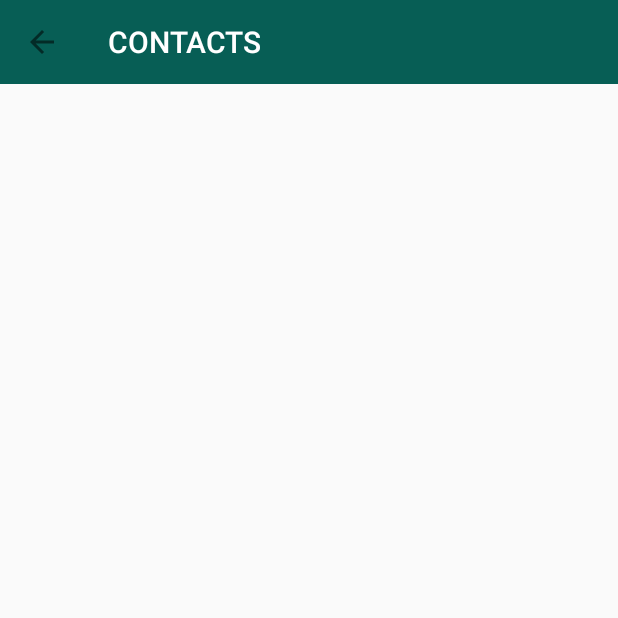
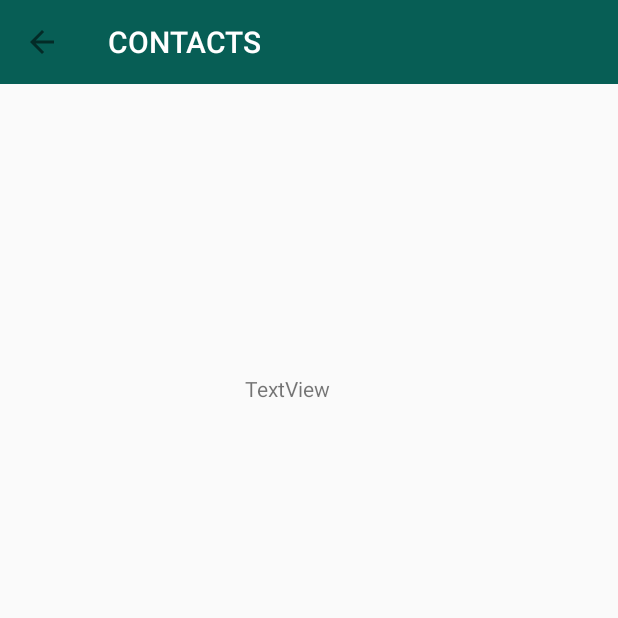
Before and after one commit to satyamsheel/Connector, an Android app: the screen it shows after launch once a user with an empty profile is signed in (contacts), after a tap on an icon or button, on a phone screen of 412 x 824 dp, the top half of it. Run offline under Robolectric (Android 15) with nearby library versions, the phone set to English and light mode, and no system bars; our stand-ins replace Firebase (no records; nobody signed in at launch, a user with empty details on screens opened directly); 1 statement that could not run was skipped.

Commit message:
Retrive contact

```diff
--- a/app/src/main/AndroidManifest.xml
+++ b/app/src/main/AndroidManifest.xml
@@ -5,6 +5,8 @@
     <uses-permission android:name="android.permission.INTERNET" />
     <uses-permission android:name="android.permission.READ_EXTERNAL_STORAGE" />
     <uses-permission android:name="android.permission.WRITE_EXTERNAL_STORAGE" />
+    <uses-permission android:name="android.permission.READ_CONTACTS" />
+
 
     <application
         android:allowBackup="true"
--- a/app/src/main/java/com/connectors/connector/contacts.java
+++ b/app/src/main/java/com/connectors/connector/contacts.java
@@ -3,15 +3,16 @@ package com.connectors.connector;
 import androidx.appcompat.app.AppCompatActivity;
 import androidx.appcompat.widget.Toolbar;
 
-import android.graphics.PorterDuff;
-import android.graphics.drawable.Drawable;
+import android.content.ContentResolver;
+import android.database.Cursor;
 import android.os.Bundle;
+import android.provider.ContactsContract;
 import android.view.MenuItem;
-import android.view.View;
-
+import android.widget.TextView;
 
 public class contacts extends AppCompatActivity {
     Toolbar toolbar;
+    TextView textView;
 
     @Override
     protected void onCreate(Bundle savedInstanceState) {
@@ -21,9 +22,41 @@ public class contacts extends AppCompatActivity {
         toolbar=findViewById(R.id.contacts_toolbar);
         setSupportActionBar(toolbar);
 
+        textView=findViewById(R.id.textView3);
+
+
         if (getSupportActionBar() != null){
             getSupportActionBar().setDisplayHomeAsUpEnabled(true);
             getSupportActionBar().setDisplayShowHomeEnabled(true);
+        }
+    }
+
+    @Override
+    protected void onStart() {
+        super.onStart();
+        StringBuilder builder =new StringBuilder();
+        ContentResolver contentResolver = getContentResolver();
+        Cursor cursor = contentResolver.query(ContactsContract.Contacts.CONTENT_URI,null,null,null,null);
+
+        if(cursor.getCount()>0){
+            while(cursor.moveToNext()){
+                String id = cursor.getString(cursor.getColumnIndex(ContactsContract.Contacts._ID));
+                String name = cursor.getString(cursor.getColumnIndex(ContactsContract.Contacts.DISPLAY_NAME));
+                int number = Integer.parseInt(cursor.getString(cursor.getColumnIndex(ContactsContract.Contacts.HAS_PHONE_NUMBER)));
+
+                if(number>0){
+                    Cursor cursor1=contentResolver.query(ContactsContract.CommonDataKinds.Phone.CONTENT_URI,null,
+                            ContactsContract.CommonDataKinds.Phone.CONTACT_ID+"=?",new String[]{id},null);
+
+                    while (cursor1.moveToNext()){
+                        String phoneNumber=cursor1.getString(cursor1.getColumnIndex(ContactsContract.CommonDataKinds.Phone.NUMBER));
+                        builder.append("Contact:").append(name).append("Number:").append(phoneNumber).append("\n\n");
+                    }
+                    cursor1.close();
+                }
+            }
+            cursor.close();
+            textView.setText(builder.toString());
         }
     }
 
--- a/app/src/main/res/layout/activity_contacts.xml
+++ b/app/src/main/res/layout/activity_contacts.xml
@@ -17,4 +17,18 @@
         tools:ignore="MissingConstraints"
         app:theme="@style/ThemeOverlay.AppCompat.Light" />
 
+    <TextView
+        android:id="@+id/textView3"
+        android:layout_width="wrap_content"
+        android:layout_height="wrap_content"
+        android:layout_marginStart="162dp"
+        android:layout_marginTop="147dp"
+        android:layout_marginEnd="191dp"
+        android:layout_marginBottom="509dp"
+        android:text="TextView"
+        app:layout_constraintBottom_toBottomOf="parent"
+        app:layout_constraintEnd_toEndOf="parent"
+        app:layout_constraintStart_toStartOf="parent"
+        app:layout_constraintTop_toBottomOf="@+id/contacts_toolbar" />
+
 </androidx.constraintlayout.widget.ConstraintLayout>
```
